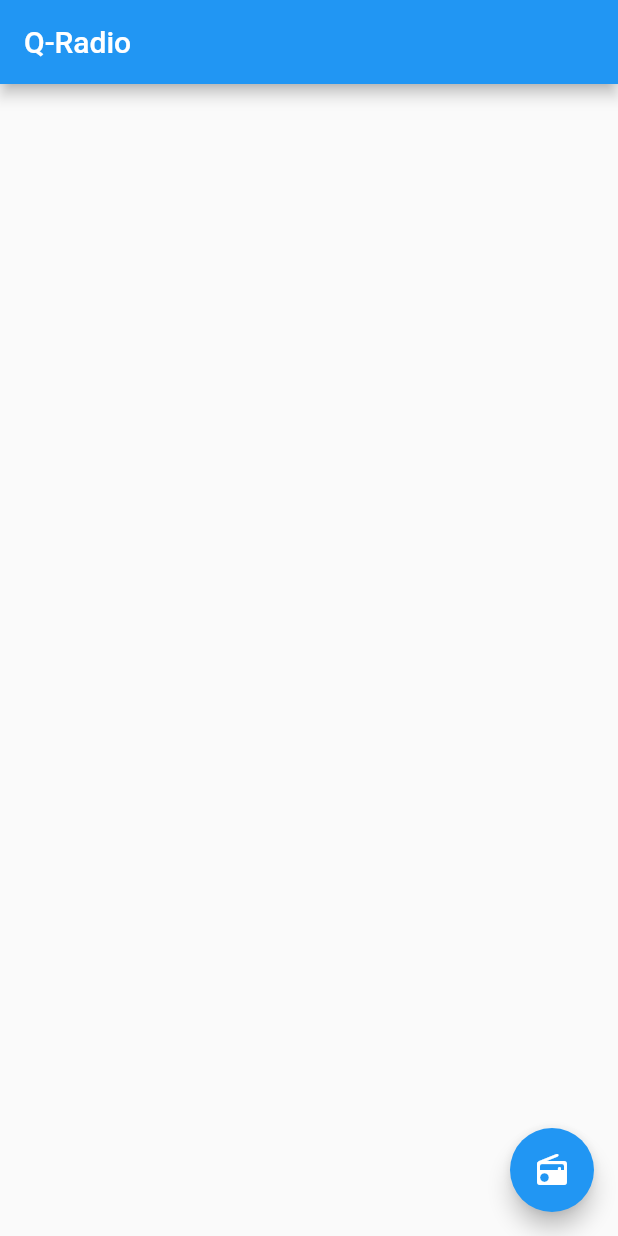
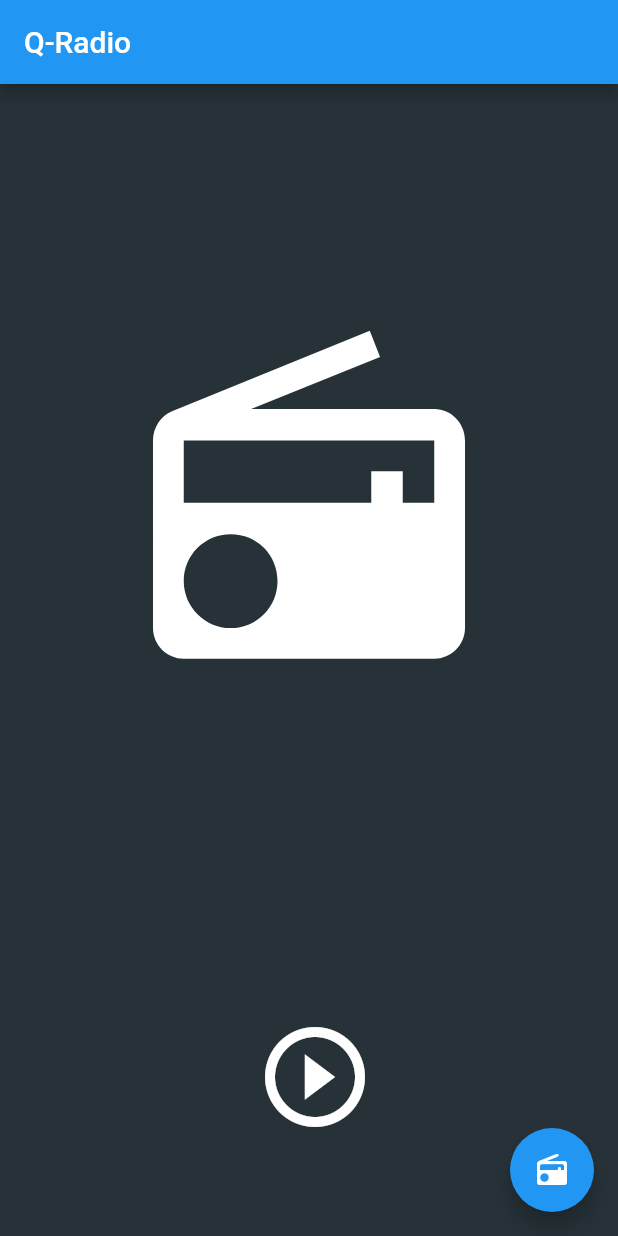
Before and after one commit to johnolamide/q-radio, a Flutter app: the screen it shows after launch, on a phone screen of 412 x 824 dp. Run offline on Flutter 3.47's test engine with Material 2 defaults, Android fonts, the phone set to English and light mode, and no system bars; missing offline and left inert: flutter_radio.

Commit message:
Pending functionality

```diff
--- a/lib/main.dart
+++ b/lib/main.dart
@@ -1,11 +1,41 @@
 import 'package:flutter/material.dart';
+//import 'package:flutter_radio_player/flutter_radio_player.dart';
+// ignore: import_of_legacy_library_into_null_safe
+import 'package:flutter_radio/flutter_radio.dart';
+import 'dart:async';
+
+//FlutterRadioPlayer _flutterRadioPlayer = FlutterRadioPlayer();
+
+FlutterRadio _flutterRadio = FlutterRadio();
 
 void main() {
   runApp(const MainApp());
 }
 
-class MainApp extends StatelessWidget {
+class MainApp extends StatefulWidget {
   const MainApp({super.key});
+
+  @override
+  State<MainApp> createState() => _MainAppState();
+}
+
+class _MainAppState extends State<MainApp> {
+  // Online Radio URL
+  String radioURL = "http://server-23.stream-server.nl:8438";
+
+  bool isPlaying = false;
+  bool isVisible = true;
+
+  @override
+  void initState() {
+    super.initState();
+    audioStart();
+  }
+
+  Future<void> audioStart() async {
+    await FlutterRadio.audioStart();
+    print("Audio Start OK.");
+  }
 
   @override
   Widget build(BuildContext context) {
@@ -22,6 +52,53 @@ class MainApp extends StatelessWidget {
           }),
           child: const Icon(Icons.radio_rounded),
         ),
+        body: Container(
+          color: Colors.blueGrey.shade900,
+          child: Column(
+            children: <Widget>[
+              const Expanded(
+                flex: 7,
+                child: Icon(
+                  Icons.radio,
+                  size: 250,
+                  color: Colors.white,
+                ),
+              ),
+              Expanded(
+                flex: 2,
+                child: Padding(
+                  padding: const EdgeInsets.only(right: 40),
+                  child: Align(
+                    alignment: FractionalOffset.center,
+                    child: IconButton(
+                      icon: isPlaying
+                          ? const Icon(
+                              Icons.pause_circle_outline,
+                              size: 80,
+                              color: Colors.white,
+                            )
+                          : const Icon(
+                              Icons.play_circle_outline,
+                              color: Colors.white,
+                              size: 80,
+                            ),
+                      onPressed: () {
+                        setState(() {
+                          FlutterRadio.play(url: radioURL);
+                          isPlaying = !isPlaying;
+                          isVisible = !isVisible;
+                        });
+                      },
+                    ),
+                  ),
+                ),
+              ),
+              const SizedBox(
+                height: 50,
+              )
+            ],
+          ),
+        ),
       ),
     );
   }
--- a/pubspec.yaml
+++ b/pubspec.yaml
@@ -36,6 +36,8 @@ dependencies:
   # The following adds the Cupertino Icons font to your application.
   # Use with the CupertinoIcons class for iOS style icons.
   cupertino_icons: ^1.0.2
+  flutter_radio_player: ^2.0.0
+  flutter_radio: ^0.1.8
 
 dev_dependencies:
   flutter_test:
```
Also changed, not shown: pubspec.lock.
